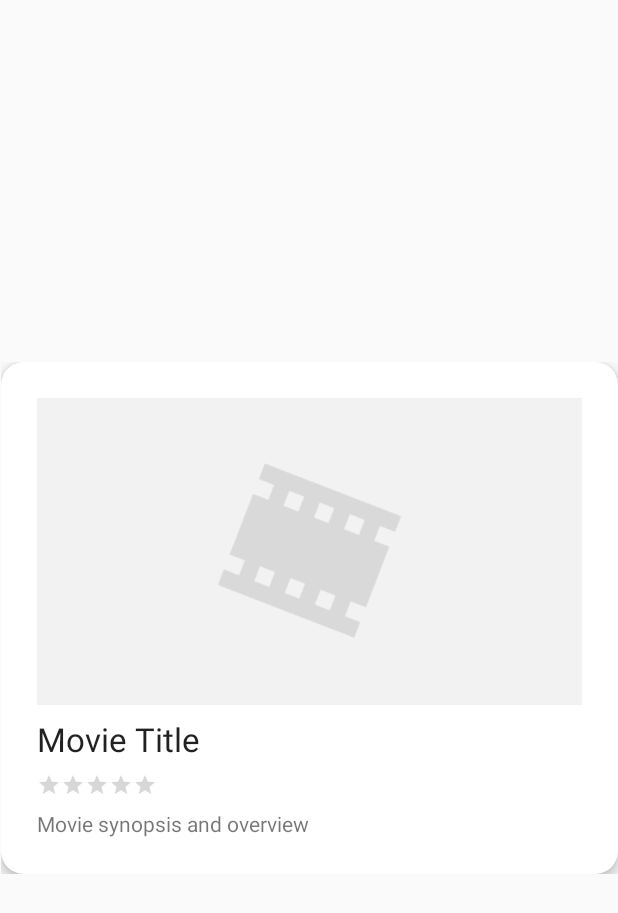
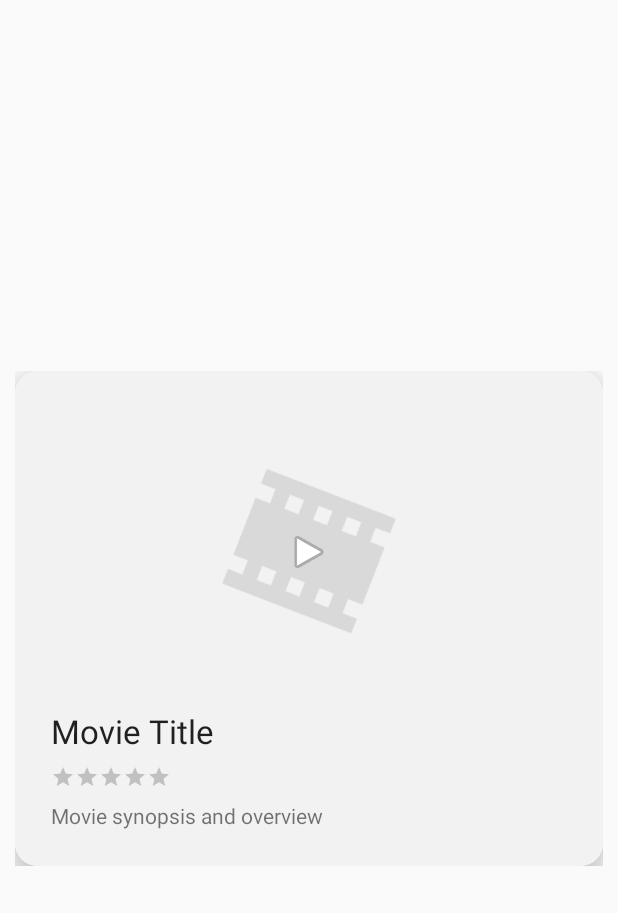
Before and after one commit to CaioDCosta/Flix, an Android app: the layout activity_movie_detail.xml on its own in the app's theme, with its tools: preview values and no code run, on a phone screen of 412 x 824 dp. Shown: the top 913 px of the screen. Run offline under Robolectric (Android 15) with nearby library versions, the phone set to English and light mode, and no system bars.

```diff
--- a/app/build.gradle
+++ b/app/build.gradle
@@ -20,7 +20,7 @@ android {
 }
 
 dependencies {
-    implementation fileTree(dir: 'libs', include: ['*.jar'])
+    implementation fileTree(include: ['*.jar'], dir: 'libs')
     implementation 'com.android.support:appcompat-v7:28.0.0'
     implementation 'com.android.support.constraint:constraint-layout:1.1.3'
     implementation 'com.loopj.android:android-async-http:1.4.9'
@@ -34,4 +34,5 @@ dependencies {
     androidTestImplementation 'com.android.support.test.espresso:espresso-core:3.0.2'
     implementation 'com.android.support:recyclerview-v7:28.0.0'
     implementation 'com.android.support:cardview-v7:28.0.0'
+    implementation files('libs/YouTubeAndroidPlayerApi.jar')
 }
--- a/app/src/main/java/com/example/flix/MainActivity.java
+++ b/app/src/main/java/com/example/flix/MainActivity.java
@@ -32,11 +32,7 @@ public class MainActivity extends AppCompatActivity {
     // Activity error logging tag
     public static final String TAG = "MainActivity";
 
-
-
     AsyncHttpClient client;
-
-
 
     // Movie List
     ArrayList<Movie> movies;
--- a/app/src/main/res/layout-land/item_movie.xml
+++ b/app/src/main/res/layout-land/item_movie.xml
@@ -4,6 +4,7 @@
     android:layout_width="match_parent"
     android:layout_height="wrap_content"
     android:background="#00FFFFFF"
+    android:clipToPadding="false"
     android:orientation="vertical"
     android:padding="10dp">
 
@@ -12,10 +13,11 @@
         layout_width=""
         android:layout_width="match_parent"
         android:layout_height="match_parent"
+        android:clipToPadding="false"
         app:cardBackgroundColor="#FFFFFF"
         app:cardCornerRadius="15dp"
-        app:cardElevation="2dp"
-        app:cardMaxElevation="2dp">
+        app:cardElevation="4dp"
+        app:cardMaxElevation="4dp">
 
         <android.support.constraint.ConstraintLayout xmlns:tools="http://schemas.android.com/tools"
             android:layout_width="match_parent"
--- a/app/src/main/res/layout/activity_main.xml
+++ b/app/src/main/res/layout/activity_main.xml
@@ -13,6 +13,7 @@
         android:layout_width="0dp"
         android:layout_height="0dp"
         android:background="#E6E6E6"
+        android:clipToPadding="false"
         android:fadingEdge="vertical"
         android:fadingEdgeLength="100dp"
         android:requiresFadingEdge="vertical"
--- a/app/src/main/res/layout/activity_movie_detail.xml
+++ b/app/src/main/res/layout/activity_movie_detail.xml
@@ -5,11 +5,16 @@
     android:layout_width="match_parent"
     android:layout_height="match_parent"
     android:background="#00000000"
-    android:fitsSystemWindows="true">
+    android:clipToPadding="false"
+    android:fitsSystemWindows="true"
+    android:padding="10dp">
 
     <ScrollView
-        android:layout_width="wrap_content"
+        style="@style/Theme.AppCompat.Translucent"
+        android:layout_width="0dp"
         android:layout_height="wrap_content"
+        android:background="#00808080"
+        android:clipToPadding="false"
         android:fitsSystemWindows="true"
         android:scrollbars="none"
         app:layout_constraintBottom_toBottomOf="parent"
@@ -18,40 +23,59 @@
         app:layout_constraintTop_toTopOf="parent">
 
         <android.support.v7.widget.CardView
-            padding="10dp"
-            android:layout_width="wrap_content"
-            android:layout_height="wrap_content"
+            android:id="@+id/cvDetail"
+            android:layout_width="match_parent"
+            android:layout_height="match_parent"
+            android:clipToPadding="false"
             app:cardCornerRadius="15dp"
-            app:cardElevation="5dp"
-            app:cardMaxElevation="5dp">
+            app:cardElevation="16dp"
+            app:layout_constraintBottom_toBottomOf="parent"
+            app:layout_constraintEnd_toEndOf="parent"
+            app:layout_constraintStart_toStartOf="parent"
+            app:layout_constraintTop_toTopOf="parent">
 
             <android.support.constraint.ConstraintLayout
                 android:layout_width="match_parent"
                 android:layout_height="wrap_content"
+                android:background="@color/colorAccent"
                 android:isScrollContainer="true"
                 tools:context=".MovieDetail">
 
                 <ImageView
                     android:id="@+id/ivBackdropImage"
-                    android:layout_width="363dp"
+                    android:layout_width="0dp"
                     android:layout_height="wrap_content"
                     android:layout_marginStart="24dp"
                     android:layout_marginTop="24dp"
                     android:layout_marginEnd="24dp"
                     android:adjustViewBounds="true"
+                    android:backgroundTint="@color/colorAccent"
                     android:contentDescription="@string/backdrop_image"
                     android:cropToPadding="true"
+                    android:onClick="onClickBackdrop"
                     android:scaleType="fitXY"
+                    android:textColor="@color/colorPrimaryDark"
                     app:layout_constraintEnd_toEndOf="parent"
                     app:layout_constraintStart_toStartOf="parent"
                     app:layout_constraintTop_toTopOf="parent"
                     app:srcCompat="@drawable/flicks_backdrop_placeholder" />
+
+                <ImageView
+                    android:id="@+id/ivPlay"
+                    android:layout_width="wrap_content"
+                    android:layout_height="wrap_content"
+                    app:layout_constraintBottom_toBottomOf="@+id/ivBackdropImage"
+                    app:layout_constraintEnd_toEndOf="parent"
+                    app:layout_constraintStart_toStartOf="parent"
+                    app:layout_constraintTop_toTopOf="@+id/ivBackdropImage"
+                    app:srcCompat="@android:drawable/ic_media_play" />
 
                 <TextView
                     android:id="@+id/tvTitle"
                     android:layout_width="0dp"
                     android:layout_height="wrap_content"
                     android:layout_marginTop="8dp"
+                    android:backgroundTint="@color/colorAccent"
                     android:text="@string/movie_title"
                     android:textAppearance="@style/TextAppearance.AppCompat.Large"
                     app:layout_constraintEnd_toEndOf="@+id/ivBackdropImage"
@@ -64,8 +88,11 @@
                     android:layout_width="wrap_content"
                     android:layout_height="wrap_content"
                     android:layout_marginTop="8dp"
+                    android:background="#4D4D4D"
+                    android:backgroundTint="@color/colorAccent"
                     android:numStars="5"
                     android:stepSize=".5"
+                    android:theme="@style/RatingBar"
                     app:layout_constraintStart_toStartOf="@+id/tvTitle"
                     app:layout_constraintTop_toBottomOf="@+id/tvTitle" />
 
@@ -76,6 +103,7 @@
                     android:layout_marginTop="8dp"
                     android:layout_marginEnd="8dp"
                     android:layout_marginBottom="24dp"
+                    android:backgroundTint="@color/colorAccent"
                     android:text="@string/movie_synopsis_and_overview"
                     app:layout_constraintBottom_toBottomOf="parent"
                     app:layout_constraintEnd_toEndOf="@+id/ivBackdropImage"
@@ -85,6 +113,7 @@
             </android.support.constraint.ConstraintLayout>
 
         </android.support.v7.widget.CardView>
+
     </ScrollView>
 
 </android.support.constraint.ConstraintLayout>
--- a/app/src/main/res/values/colors.xml
+++ b/app/src/main/res/values/colors.xml
@@ -1,6 +1,7 @@
 <?xml version="1.0" encoding="utf-8"?>
 <resources>
-    <color name="colorPrimary">#008577</color>
-    <color name="colorPrimaryDark">#00574B</color>
-    <color name="colorAccent">#D81B60</color>
+    <color name="colorPrimary">#FFFFFF</color>
+    <color name="colorPrimaryDark">#333333</color>
+    <color name="colorAccent">#F2F2F2</color>
+    <color name="textColor">#000000</color>
 </resources>
--- a/app/src/main/res/values/styles.xml
+++ b/app/src/main/res/values/styles.xml
@@ -9,10 +9,16 @@
     </style>
 
     <style name="Theme.AppCompat.Translucent" parent="Theme.AppCompat.NoActionBar">
-        <item name="android:background">#1ACCCCCC</item>
+        <item name="android:background">#40808080</item>
         <item name="android:windowNoTitle">true</item>
         <item name="android:windowBackground">@android:color/transparent</item>
         <item name="android:colorBackgroundCacheHint">@null</item>
         <item name="android:windowIsTranslucent">true</item>
+        <item name="android:textColor">@color/textColor</item>
+    </style>
+
+    <style name="RatingBar" parent="Theme.AppCompat">
+        <item name="colorControlNormal">#4D4D4D</item>
+        <item name="colorControlActivated">#0097A7</item>
     </style>
 </resources>
```
Also changed, not shown: app/src/main/AndroidManifest.xml (+8 -3 lines), app/src/main/java/com/example/flix/MovieDetail.java (+67 -1 lines), app/src/main/java/com/example/flix/MovieTrailer.java (added, +45 -0 lines), app/src/main/java/com/example/flix/models/Movie.java (+10 -0 lines), app/src/main/res/layout/activity_movie_trailer.xml (added, +18 -0 lines), app/src/main/res/layout/item_movie.xml (+6 -3 lines).
